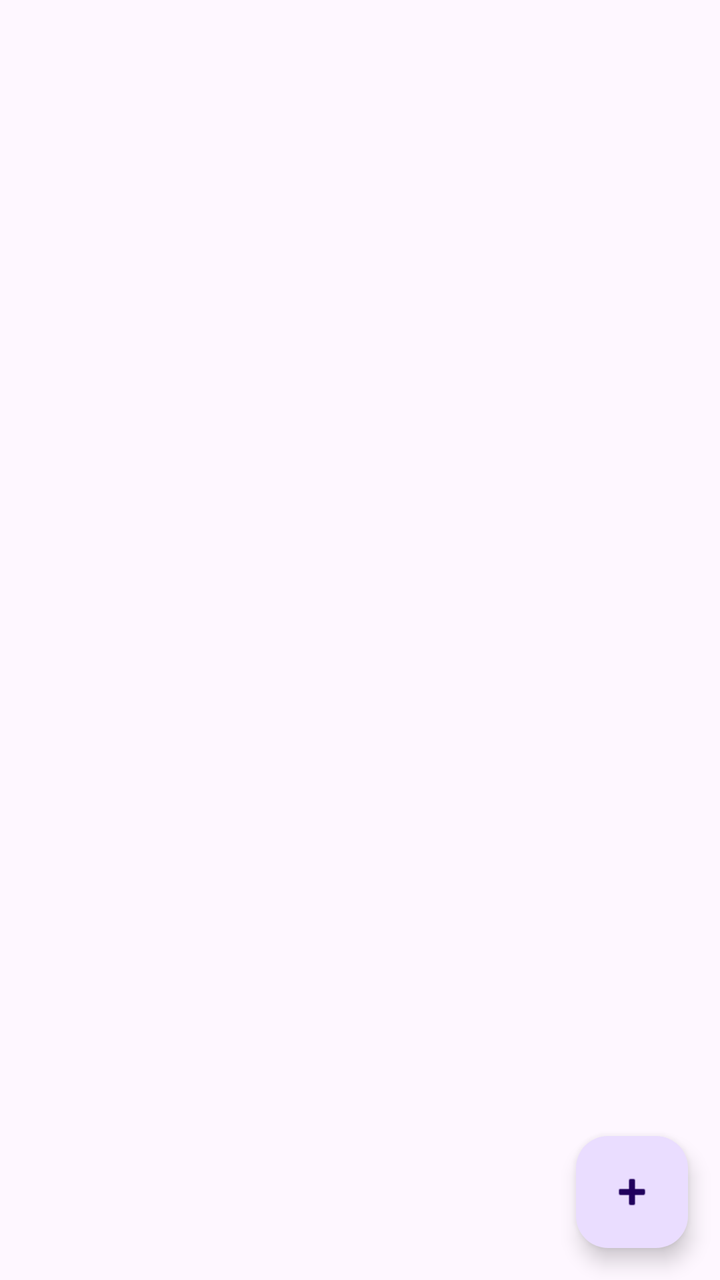
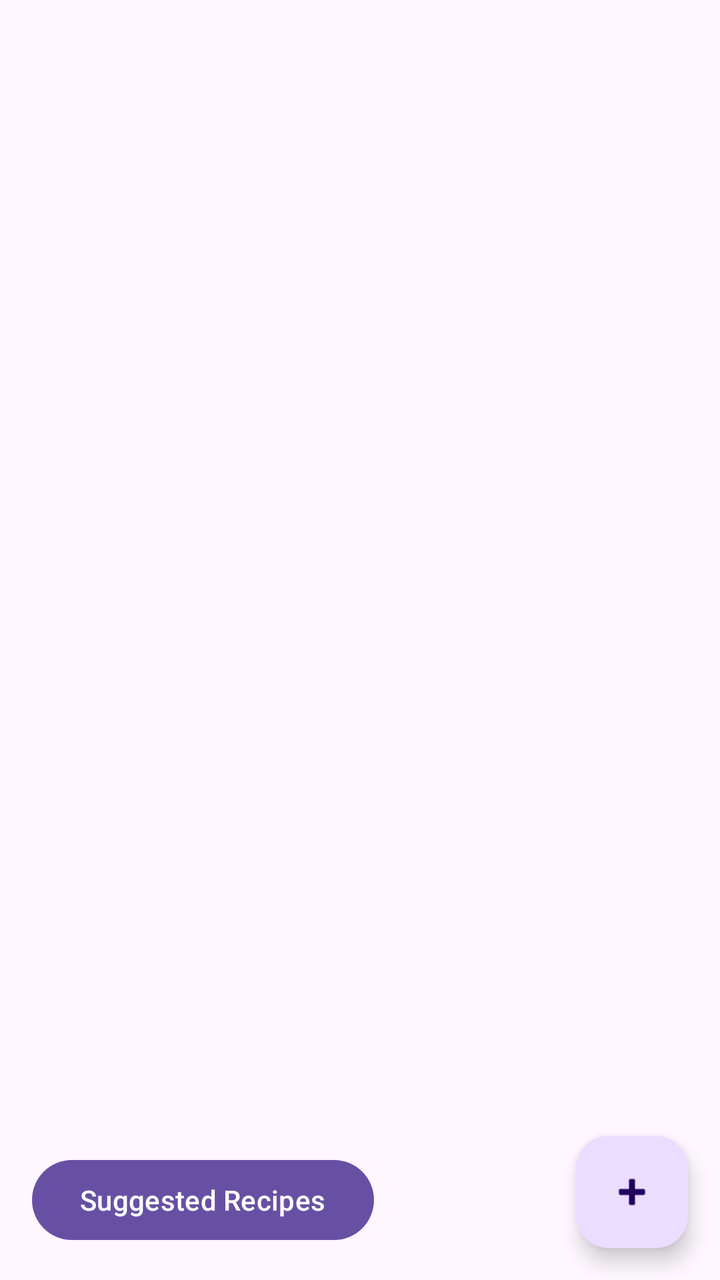

The first picture is an Android layout as it rendered before a commit; the second is the same layout after the commit. The layout source and the unified diff follow.
<!-- AndroidManifest.xml: application theme Theme.SmartPantryManager -->
<!-- res/layout/activity_main.xml -->
<?xml version="1.0" encoding="utf-8"?>
<androidx.constraintlayout.widget.ConstraintLayout
    xmlns:android="http://schemas.android.com/apk/res/android"
    xmlns:app="http://schemas.android.com/apk/res-auto"
    android:id="@+id/main"
    android:layout_width="match_parent"
    android:layout_height="match_parent">

    <androidx.recyclerview.widget.RecyclerView
        android:id="@+id/recyclerPantry"
        android:layout_width="0dp"
        android:layout_height="0dp"
        app:layout_constraintTop_toTopOf="parent"
        app:layout_constraintBottom_toBottomOf="parent"
        app:layout_constraintStart_toStartOf="parent"
        app:layout_constraintEnd_toEndOf="parent" />

    <TextView
        android:id="@+id/textEmpty"
        android:layout_width="wrap_content"
        android:layout_height="wrap_content"
        android:text="Your pantry is empty. Add some ingredients!"
        android:visibility="gone"
        app:layout_constraintTop_toTopOf="parent"
        app:layout_constraintBottom_toBottomOf="parent"
        app:layout_constraintStart_toStartOf="parent"
        app:layout_constraintEnd_toEndOf="parent" />

    <com.google.android.material.floatingactionbutton.FloatingActionButton
        android:id="@+id/fabAdd"
        android:layout_width="wrap_content"
        android:layout_height="wrap_content"
        android:layout_margin="16dp"
        android:contentDescription="Add ingredient"
        android:src="@android:drawable/ic_input_add"
        app:layout_constraintBottom_toBottomOf="parent"
        app:layout_constraintEnd_toEndOf="parent" />
</androidx.constraintlayout.widget.ConstraintLayout>
<!-- resources referenced by this layout -->
<resources>
  <style name="Theme.SmartPantryManager" parent="Base.Theme.SmartPantryManager" />
  <style name="Base.Theme.SmartPantryManager" parent="Theme.Material3.DayNight.NoActionBar">
          
          
      </style>
</resources>

<!-- the commit's change to res/layout/activity_main.xml (unified diff, before → after) -->
@@ -35,4 +35,12 @@
         android:src="@android:drawable/ic_input_add"
         app:layout_constraintBottom_toBottomOf="parent"
         app:layout_constraintEnd_toEndOf="parent" />
+    <Button
+        android:id="@+id/buttonSuggested"
+        android:layout_width="wrap_content"
+        android:layout_height="wrap_content"
+        android:layout_margin="16dp"
+        android:text="Suggested Recipes"
+        app:layout_constraintBottom_toBottomOf="parent"
+        app:layout_constraintStart_toStartOf="parent" />
 </androidx.constraintlayout.widget.ConstraintLayout>
